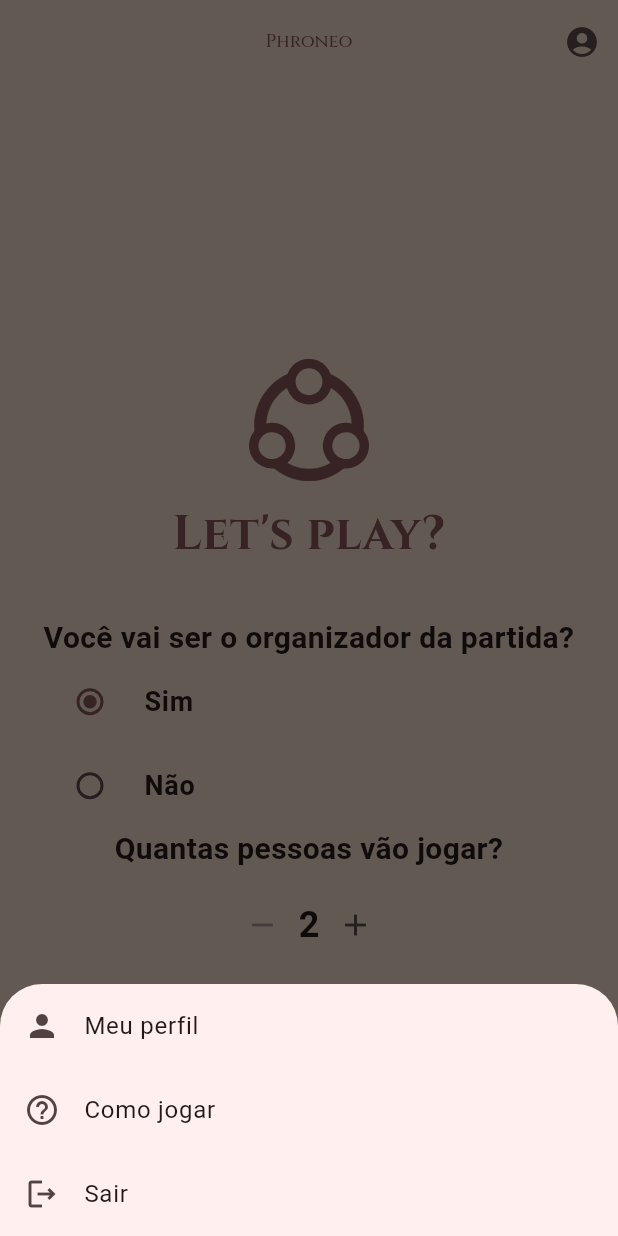
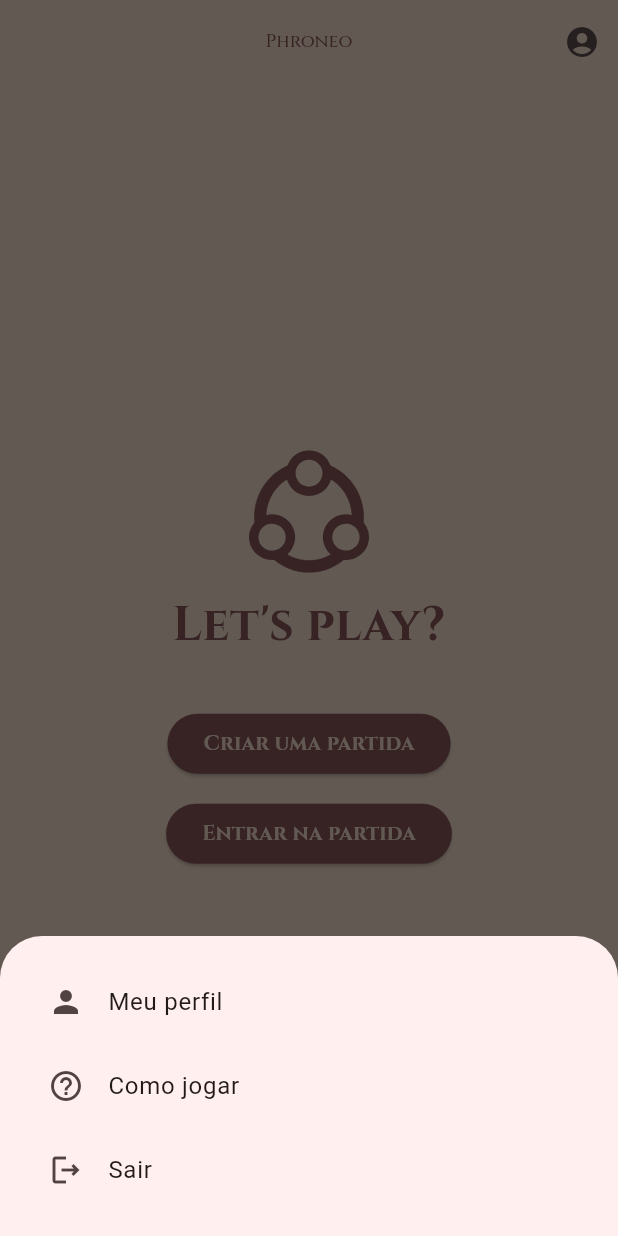
Before and after one commit to gabrielgoldas/Phroneo, a Flutter app: the HomePage screen opened by its route, after a tap on the "account circle" icon, on a phone screen of 412 x 824 dp. Run offline on Flutter 3.47's test engine with Material 3 defaults, Android fonts, the phone set to English and light mode, and no system bars; our stand-ins replace flutter_svg, go_router; Roboto replaces fonts that are missing (CormorantInfant).

Commit message:
refactor: alter HomePage layout

```diff
--- a/lib/core/theme/app_colors.dart
+++ b/lib/core/theme/app_colors.dart
@@ -5,5 +5,7 @@ class AppColors {
   static const primaryColor   = Color(0xFF774D4D);
   static const black          = Color(0xFF2D2D2D);
   static const gray500        = Color(0xFF646464);
+  static const gray200        = Color(0xFFCECECE);
+  static const gray100        = Color(0xFFE9E9E9);
   static const white          = Color(0xFFF2F2F2);
 }
--- a/lib/features/home/presentation/pages/home_page.dart
+++ b/lib/features/home/presentation/pages/home_page.dart
@@ -1,13 +1,10 @@
-import 'dart:async';
-
 import 'package:flutter/material.dart';
 import 'package:flutter_svg/svg.dart';
+import 'package:phroneo/core/widgets/custom_elevated_button.dart';
 import 'package:phroneo/core/widgets/custom_header.dart';
-import 'package:phroneo/features/home/presentation/widgets/custom_elevated_icon_button.dart';
+import 'package:phroneo/features/login/presentation/widgets/create_match_menu_bottom_sheet.dart';
 
 import '../../../../core/theme/app_colors.dart';
-import '../../../../core/theme/app_font_size.dart';
-import '../../../../core/theme/app_fonts.dart';
 import '../../../../core/widgets/custom_title.dart';
 import '../../../../l10n/app_localizations.dart';
 
@@ -19,33 +16,6 @@ class HomePage extends StatefulWidget {
 }
 
 class _HomePage extends State<HomePage> {
-  bool   isHost          = true;
-  int     selectedPlayers = 2;
-  Timer?  _timer;
-
-  void startIncrement() {
-    _timer = Timer.periodic(
-        const Duration(milliseconds: 100),
-        (_) {
-          if (selectedPlayers < 20) {
-            setState(() => selectedPlayers++);
-          }
-        }
-    );
-  }
-
-  void startDecrement() {
-    _timer = Timer.periodic(
-        const Duration(milliseconds: 100),
-            (_) {
-          if (selectedPlayers > 2) {
-            setState(() => selectedPlayers--);
-          }
-        }
-    );
-  }
-
-  void stop() => _timer?.cancel();
 
   @override
   Widget build(BuildContext context) {
@@ -69,119 +39,23 @@ class _HomePage extends State<HomePage> {
 
               const SizedBox(height: 32),
 
-              Text(
-                "Você vai ser o organizador da partida?",
-                textAlign: TextAlign.center,
-                style: TextStyle(
-                  fontSize: AppFontSize.titleSmall,
-                  fontFamily: AppFonts.cormorantInfant,
-                  fontWeight: FontWeight.w600,
-                ),
+              CustomElevatedButton(
+                  text: "Criar uma partida",
+                  onPressed: () {
+                    CreateMatchMenuBottomSheet.showCreateMatchMenuBottomSheet(context);
+                  }
               ),
 
-              RadioGroup<bool>(
-                groupValue: isHost,
-                  onChanged: (value) {
-                    setState(() {
-                      isHost = value!;
-                    });
-                  },
-                  child: Column(
-                    children: [
-                      RadioListTile<bool>(
-                        value: true,
-                        title: const Text(
-                          "Sim",
-                          style: TextStyle(
-                            fontSize: AppFontSize.bodyLargeX,
-                            fontFamily: AppFonts.cormorantInfant,
-                            fontWeight: FontWeight.w600,
-                          ),
-                        ),
-                      ),
-                      RadioListTile<bool>(
-                        value: false,
-                        title: const Text(
-                          "Não",
-                          style: TextStyle(
-                          fontSize: AppFontSize.bodyLargeX,
-                          fontFamily: AppFonts.cormorantInfant,
-                          fontWeight: FontWeight.w600,
-                        ),
-                        ),
-                      )
-                    ],
-                  )
+              const SizedBox(height: 12),
+
+              CustomElevatedButton(
+                  text: "Entrar na partida",
+                  onPressed: () {}
               ),
-
-              Column(
-                mainAxisAlignment: MainAxisAlignment.center,
-                children: [
-                  Text(
-                    isHost == true ? 'Quantas pessoas vão jogar?' : 'Abrir câmera para ler o QR Code',
-                    textAlign: TextAlign.center,
-                    style: TextStyle(
-                      fontSize: AppFontSize.titleSmall,
-                      fontFamily: AppFonts.cormorantInfant,
-                      fontWeight: FontWeight.w600,
-                    ),
-                  ),
-
-                  const SizedBox(height: 12),
-
-                  (isHost == true) ?
-                  Row(
-                    mainAxisAlignment: MainAxisAlignment.center,
-                    children: [
-                      GestureDetector(
-                        onLongPressStart: (_) => startDecrement(),
-                        onLongPressEnd:   (_) => stop(),
-                        child: IconButton(
-                          onPressed: selectedPlayers > 2
-                              ? () => setState(() => selectedPlayers--)
-                              : null,
-                          icon: const Icon(Icons.remove),
-                        ),
-                      ),
-
-                      Text(
-                        '$selectedPlayers',
-                        style: const TextStyle(
-                          fontSize: 24,
-                          fontWeight: FontWeight.bold,
-                        ),
-                      ),
-
-                      GestureDetector(
-                        onLongPressStart: (_) => startIncrement(),
-                        onLongPressEnd:   (_) => stop(),
-                        child: IconButton(
-                          onPressed: selectedPlayers < 20
-                              ? () => setState(() => selectedPlayers++)
-                              : null,
-                          icon: const Icon(Icons.add),
-                        ),
-                      )
-
-                    ],
-                  ) :
-                  CustomElevatedIconButton(
-                      icon: Icons.qr_code_scanner,
-                      labelText: "Entrar na sala",
-                      onPressed: () {}
-                  )
-                ],
-              )
             ],
           ),
         ),
       ),
     );
   }
-
-  @override
-  void dispose() {
-    _timer?.cancel();
-    super.dispose();
-  }
 }
--- a/lib/features/login/presentation/widgets/profile_menu_bottom_sheet.dart
+++ b/lib/features/login/presentation/widgets/profile_menu_bottom_sheet.dart
@@ -2,42 +2,49 @@ import 'package:flutter/material.dart';
 import 'package:go_router/go_router.dart';
 
 class ProfileMenuBottomSheet extends StatelessWidget {
-  const ProfileMenuBottomSheet({ super.key });
+  const ProfileMenuBottomSheet({super.key});
 
   static void showProfileMenuBottomSheet(BuildContext context) {
     showModalBottomSheet(
       context: context,
-        builder: (_) => const ProfileMenuBottomSheet()
+      builder: (_) => const ProfileMenuBottomSheet(),
     );
   }
 
   @override
   Widget build(BuildContext context) {
     return SafeArea(
+      child: Padding(
+        padding: const EdgeInsets.all(16.0),
         child: Column(
           mainAxisSize: MainAxisSize.min,
-          children: [
-
+          children: ListTile.divideTiles(
+            context: context,
+            color: Colors.transparent,
+            tiles: [
               ListTile(
                 leading: const Icon(Icons.person),
                 title: const Text('Meu perfil'),
                 onTap: () {},
               ),
-
               ListTile(
                 leading: const Icon(Icons.help_outline_outlined),
                 title: const Text('Como jogar'),
-              onTap: () { context.go('/onboarding'); },
+                onTap: () {
+                  context.go('/onboarding');
+                },
               ),
-
               ListTile(
                 leading: const Icon(Icons.logout_outlined),
                 title: const Text('Sair'),
-              onTap: () { context.go('/'); },
+                onTap: () {
+                  context.go('/');
+                },
               ),
             ],
-
-        )
+          ).toList(), // Precisa do .toList() no final!
+        ),
+      ),
     );
   }
 }
```
Also changed, not shown: lib/features/login/presentation/widgets/create_match_menu_bottom_sheet.dart (added, +132 -0 lines). Lines whose indentation alone changed are shown as unchanged.
